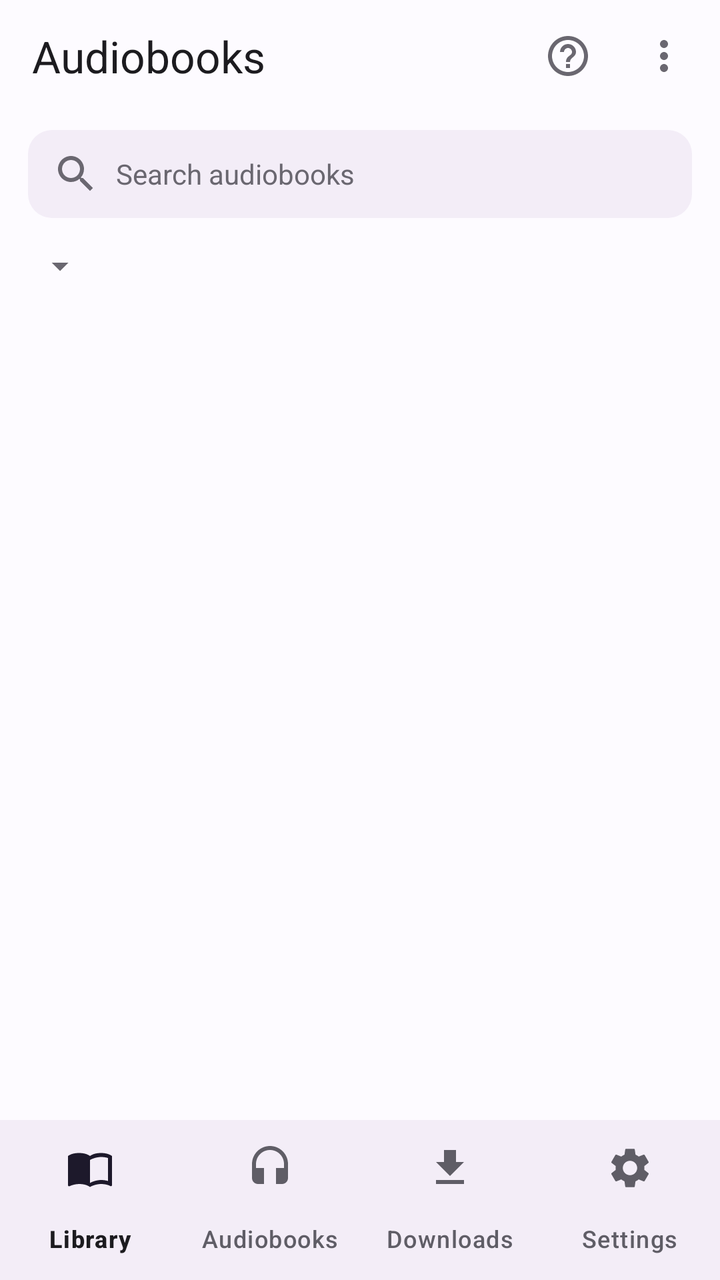
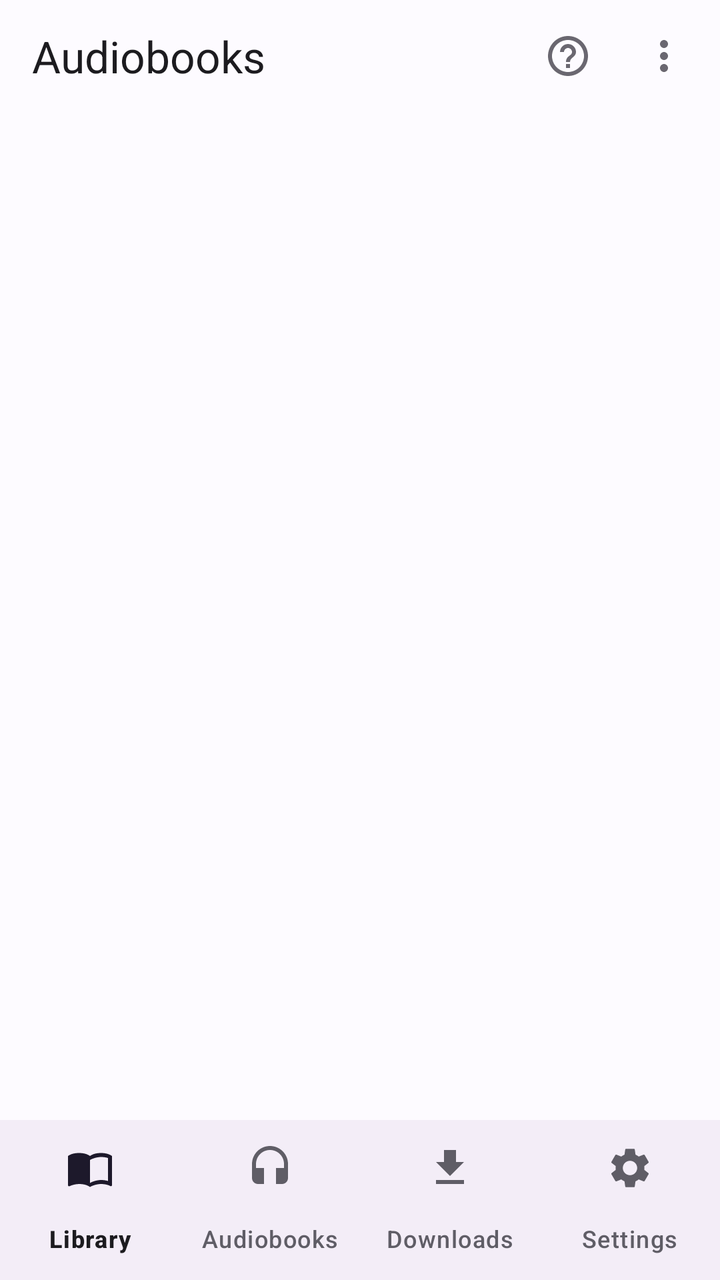

Screens rendered from an Android XML layout before and after an edit, with the pre-edit source and the edit as a unified diff.
<!-- AndroidManifest.xml: application theme AppTheme -->
<!-- res/layout/activity_library.xml -->
<?xml version="1.0" encoding="utf-8"?>
<LinearLayout
    xmlns:android="http://schemas.android.com/apk/res/android"
    xmlns:app="http://schemas.android.com/apk/res-auto"
    android:layout_width="match_parent"
    android:layout_height="match_parent"
    android:orientation="vertical"
    android:background="@color/color_background"
    android:fitsSystemWindows="true">

    
    <LinearLayout
        android:layout_width="match_parent"
        android:layout_height="56dp"
        android:orientation="horizontal"
        android:paddingStart="16dp"
        android:paddingEnd="4dp"
        android:gravity="center_vertical"
        android:background="@color/color_background">

        <ImageButton
            android:id="@+id/btnVoltarLibrary"
            android:layout_width="0dp"
            android:layout_height="0dp"
            android:visibility="gone"
            android:contentDescription="@string/cd_voltar"/>

        <TextView
            android:layout_width="0dp"
            android:layout_height="wrap_content"
            android:layout_weight="1"
            android:text="@string/nav_audiobooks"
            android:textSize="22sp"
            android:textColor="@color/color_on_surface"
            android:maxLines="2"
            android:ellipsize="end"/>

        <ImageButton
            android:id="@+id/btnAjudaLibrary"
            android:layout_width="48dp"
            android:layout_height="48dp"
            android:background="@android:color/transparent"
            android:src="@drawable/ic_ajuda"
            app:tint="@color/color_on_surface_dim"
            android:contentDescription="@string/cd_ajuda"
            android:tooltipText="@string/cd_ajuda"/>

        
        <ImageButton
            android:id="@+id/btnMaisLibrary"
            android:layout_width="48dp"
            android:layout_height="48dp"
            android:background="@android:color/transparent"
            android:src="@drawable/ic_mais"
            app:tint="@color/color_on_surface_dim"
            android:contentDescription="@string/cd_mais_opcoes"
            android:tooltipText="@string/cd_mais_opcoes"/>

    </LinearLayout>

    <View
        android:layout_width="match_parent"
        android:layout_height="1dp"
        android:background="@color/color_divider"/>

    <include layout="@layout/view_cartao_gerando_agora"/>

    
    <EditText
        android:id="@+id/etBuscaLibrary"
        android:layout_width="match_parent"
        android:layout_height="wrap_content"
        android:layout_marginStart="14dp"
        android:layout_marginEnd="14dp"
        android:layout_marginTop="8dp"
        android:background="@drawable/bg_card"
        android:paddingStart="12dp"
        android:paddingEnd="12dp"
        android:paddingTop="10dp"
        android:paddingBottom="10dp"
        android:drawableStart="@drawable/ic_buscar"
        android:drawableTint="@color/color_on_surface_dim"
        android:drawablePadding="8dp"
        android:hint="@string/library_search_hint"
        android:textColorHint="@color/color_on_surface_dim"
        android:textColor="@color/color_on_surface"
        android:textSize="14sp"
        android:inputType="text"
        android:imeOptions="actionSearch"
        android:singleLine="true"
        android:maxLines="1"
        android:contentDescription="@string/library_search_hint"/>

    
    <TextView
        android:id="@+id/tvOrdenar"
        android:layout_width="wrap_content"
        android:layout_height="wrap_content"
        android:minHeight="48dp"
        android:layout_marginStart="8dp"
        android:paddingStart="8dp"
        android:paddingEnd="8dp"
        android:gravity="center_vertical"
        android:background="?attr/selectableItemBackground"
        android:drawableEnd="@drawable/ic_seta_baixo"
        android:drawableTint="@color/color_on_surface_dim"
        android:drawablePadding="4dp"
        android:textSize="13sp"
        android:textColor="@color/color_on_surface_dim"/>

    
    <ProgressBar
        android:id="@+id/progressBarLibrary"
        android:layout_width="wrap_content"
        android:layout_height="wrap_content"
        android:layout_gravity="center"
        android:layout_weight="1"
        android:visibility="gone"/>

    
    <androidx.recyclerview.widget.RecyclerView
        android:id="@+id/recyclerViewLibrary"
        android:layout_width="match_parent"
        android:layout_height="0dp"
        android:layout_weight="1"
        android:paddingTop="8dp"
        android:paddingBottom="8dp"
        android:overScrollMode="never"
        android:scrollbars="none"
        android:clipToPadding="false"/>

    
    <LinearLayout
        android:id="@+id/layoutVazio"
        android:layout_width="match_parent"
        android:layout_height="0dp"
        android:layout_weight="1"
        android:orientation="vertical"
        android:gravity="center"
        android:visibility="gone">

        <ScrollView
            android:layout_width="match_parent"
            android:layout_height="match_parent"
            android:fillViewport="true">

        <LinearLayout
            android:layout_width="match_parent"
            android:layout_height="wrap_content"
            android:orientation="vertical"
            android:gravity="center">

        <ImageView
            android:layout_width="@dimen/vazio_icone"
            android:layout_height="@dimen/vazio_icone"
            android:src="@drawable/ic_empty_audiobooks"
            android:layout_marginBottom="@dimen/vazio_icone_margem"
            android:contentDescription="@null"/>


        <TextView
            android:id="@+id/tvMsgVazio"
            android:layout_width="match_parent"
            android:layout_height="wrap_content"
            android:gravity="center"
            android:paddingStart="32dp"
            android:paddingEnd="32dp"
            android:text="@string/msg_nenhum_audiobook"
            android:textColor="@color/color_on_surface_medium"
            android:textSize="16sp"
            android:layout_marginBottom="8dp"/>

        <TextView
            android:id="@+id/tvSubMsgVazio"
            android:layout_width="match_parent"
            android:layout_height="wrap_content"
            android:gravity="center"
            android:paddingStart="32dp"
            android:paddingEnd="32dp"
            android:text="@string/msg_converta_livro"
            android:textColor="@color/color_on_surface_dim"
            android:textSize="13sp"/>

        <Button
            android:id="@+id/btnEscolherLivroVazio"
            android:layout_width="wrap_content"
            android:layout_height="wrap_content"
            android:layout_marginTop="20dp"
            android:text="@string/lib_vazio_escolher_livro"
            android:textAllCaps="false"/>

        <Button
            android:id="@+id/btnImportarVazio"
            style="@style/Widget.Material3.Button.TextButton"
            android:layout_width="wrap_content"
            android:layout_height="wrap_content"
            android:text="@string/lib_importar_audio"
            android:textAllCaps="false"/>

        <Button
            android:id="@+id/btnPermissaoVazio"
            style="?attr/materialButtonOutlinedStyle"
            android:layout_width="wrap_content"
            android:layout_height="wrap_content"
            android:layout_marginTop="12dp"
            android:text="@string/library_perm_acao"
            android:textAllCaps="false"
            android:visibility="gone"/>

        </LinearLayout>

        </ScrollView>

    </LinearLayout>

    
    <include
        layout="@layout/view_mini_player"
        android:layout_width="match_parent"
        android:layout_height="wrap_content"/>

    <include layout="@layout/view_barra_navegacao"/>

</LinearLayout>
<!-- res/layout/view_cartao_gerando_agora.xml (included above) -->
<?xml version="1.0" encoding="utf-8"?>
<com.google.android.material.card.MaterialCardView
    xmlns:android="http://schemas.android.com/apk/res/android"
    xmlns:app="http://schemas.android.com/apk/res-auto"
    android:id="@+id/cartaoGerandoAgora"
    android:layout_width="match_parent"
    android:layout_height="wrap_content"
    android:layout_marginStart="16dp"
    android:layout_marginEnd="16dp"
    android:layout_marginTop="8dp"
    android:layout_marginBottom="4dp"
    android:clickable="true"
    android:focusable="true"
    android:visibility="gone"
    app:cardBackgroundColor="@color/color_surface"
    app:cardCornerRadius="12dp"
    app:cardElevation="0dp"
    app:strokeWidth="0dp">

    <LinearLayout
        android:layout_width="match_parent"
        android:layout_height="wrap_content"
        android:orientation="vertical"
        android:paddingStart="16dp"
        android:paddingEnd="16dp"
        android:paddingTop="12dp"
        android:paddingBottom="12dp">

        <LinearLayout
            android:layout_width="match_parent"
            android:layout_height="wrap_content"
            android:orientation="horizontal"
            android:gravity="center_vertical">

            <LinearLayout
                android:layout_width="0dp"
                android:layout_height="wrap_content"
                android:layout_weight="1"
                android:orientation="vertical">

                <TextView
                    android:id="@+id/tvGerandoAgoraRotulo"
                    android:layout_width="match_parent"
                    android:layout_height="wrap_content"
                    android:textColor="?attr/colorPrimary"
                    android:textSize="12sp"
                    android:textAllCaps="true"
                    android:letterSpacing="0.08"/>

                <TextView
                    android:id="@+id/tvGerandoAgoraTexto"
                    android:layout_width="match_parent"
                    android:layout_height="wrap_content"
                    android:layout_marginTop="2dp"
                    android:maxLines="1"
                    android:ellipsize="end"
                    android:textColor="@color/color_on_surface"
                    android:textSize="15sp"/>
            </LinearLayout>

            <TextView
                android:layout_width="wrap_content"
                android:layout_height="wrap_content"
                android:layout_marginStart="12dp"
                android:text="@string/gerando_agora_ver"
                android:textColor="?attr/colorPrimary"
                android:textSize="14sp"/>
        </LinearLayout>

        <ProgressBar
            android:id="@+id/pbGerandoAgora"
            style="?android:attr/progressBarStyleHorizontal"
            android:layout_width="match_parent"
            android:layout_height="6dp"
            android:layout_marginTop="10dp"
            android:max="100"
            android:progressTint="?attr/colorPrimary"
            android:progressBackgroundTint="@color/color_divider"/>
    </LinearLayout>
</com.google.android.material.card.MaterialCardView>
<!-- res/layout/view_mini_player.xml (included above) -->
<?xml version="1.0" encoding="utf-8"?>
<LinearLayout
    xmlns:android="http://schemas.android.com/apk/res/android"
    xmlns:app="http://schemas.android.com/apk/res-auto"
    android:id="@+id/miniPlayerRoot"
    android:layout_width="match_parent"
    android:layout_height="wrap_content"
    android:orientation="vertical"
    android:background="@color/color_surface"
    android:elevation="8dp"
    android:visibility="gone">

    <View
        android:layout_width="match_parent"
        android:layout_height="1dp"
        android:background="@color/color_divider"/>

    
    <LinearLayout
        android:id="@+id/guidedIndicatorBar"
        android:layout_width="match_parent"
        android:layout_height="52dp"
        android:orientation="horizontal"
        android:gravity="center_vertical"
        android:paddingStart="14dp"
        android:paddingEnd="8dp"
        android:background="@color/color_surface"
        android:visibility="gone">

        <TextView
            android:id="@+id/guidedIndicatorText"
            android:layout_width="0dp"
            android:layout_height="wrap_content"
            android:layout_weight="1"
            android:maxLines="1"
            android:ellipsize="end"
            android:textSize="13sp"
            android:textStyle="bold"
            android:textColor="@color/color_on_surface"/>

        <ImageButton
            android:id="@+id/guidedIndicatorPlayPause"
            android:layout_width="48dp"
            android:layout_height="48dp"
            android:layout_marginEnd="4dp"
            android:background="@drawable/bg_botao_tocar"
            android:padding="12dp"
            android:src="@drawable/ic_player_pause"
            app:tint="?attr/colorOnPrimary"
            android:contentDescription="@string/cd_play_pause"
            android:tooltipText="@string/cd_play_pause"/>

        
        <ImageButton
            android:id="@+id/guidedIndicatorFechar"
            android:layout_width="48dp"
            android:layout_height="48dp"
            android:background="@android:color/transparent"
            android:padding="8dp"
            android:src="@drawable/ic_player_fechar"
            app:tint="@color/color_on_surface_muted"
            android:contentDescription="@string/cd_fechar_leitura_guiada"
            android:tooltipText="@string/cd_fechar_leitura_guiada"/>

    </LinearLayout>

    <LinearLayout
        android:id="@+id/miniPlayerBar"
        android:layout_width="match_parent"
        android:layout_height="56dp"
        android:orientation="horizontal"
        android:gravity="center_vertical"
        android:paddingStart="12dp"
        android:paddingEnd="8dp">

        <TextView
            android:id="@+id/miniPlayerNome"
            android:layout_width="0dp"
            android:layout_height="wrap_content"
            android:layout_weight="1"
            android:maxLines="1"
            android:ellipsize="end"
            android:textSize="13sp"
            android:textStyle="bold"
            android:textColor="@color/color_on_surface"/>

        <ImageButton
            android:id="@+id/miniPlayerPlayPause"
            android:layout_width="48dp"
            android:layout_height="48dp"
            android:layout_marginEnd="4dp"
            android:background="@drawable/bg_botao_tocar"
            android:padding="12dp"
            android:src="@drawable/ic_player_play"
            app:tint="?attr/colorOnPrimary"
            android:contentDescription="@string/cd_play_pause"
            android:tooltipText="@string/cd_play_pause"/>

        <ImageButton
            android:id="@+id/miniPlayerExpandir"
            android:layout_width="48dp"
            android:layout_height="48dp"
            android:background="@android:color/transparent"
            android:padding="6dp"
            android:src="@android:drawable/arrow_up_float"
            app:tint="@color/color_on_surface_muted"
            android:contentDescription="@string/cd_expandir_player"
            android:tooltipText="@string/cd_expandir_player"/>

        
        <ImageButton
            android:id="@+id/miniPlayerFechar"
            android:layout_width="48dp"
            android:layout_height="48dp"
            android:background="@android:color/transparent"
            android:padding="8dp"
            android:src="@drawable/ic_player_fechar"
            app:tint="@color/color_on_surface_muted"
            android:contentDescription="@string/cd_fechar_player"
            android:tooltipText="@string/cd_fechar_player"/>

    </LinearLayout>

    <LinearLayout
        android:id="@+id/miniPlayerExpanded"
        android:layout_width="match_parent"
        android:layout_height="wrap_content"
        android:orientation="vertical"
        android:paddingStart="12dp"
        android:paddingEnd="12dp"
        android:paddingBottom="8dp"
        android:visibility="gone">

        <TextView
            android:id="@+id/miniPlayerTempo"
            android:layout_width="match_parent"
            android:layout_height="wrap_content"
            android:gravity="end"
            android:textSize="12sp"
            android:textColor="@color/color_on_surface_muted"
            android:text="@string/tempo_inicial"/>

        <SeekBar
            android:id="@+id/miniPlayerSeek"
            android:contentDescription="@string/cd_posicao_audio"
            android:layout_width="match_parent"
            android:layout_height="wrap_content"
            android:progressTint="@color/color_primary"/>

        
        <LinearLayout
            android:layout_width="match_parent"
            android:layout_height="wrap_content"
            android:gravity="center"
            android:orientation="horizontal"
            android:layout_marginTop="4dp">

            <Button
                android:id="@+id/miniPlayerRecuar"
                style="@style/Widget.Material3.Button.TextButton"
                android:layout_width="0dp"
                android:layout_height="wrap_content"
                android:layout_weight="1"
                android:minWidth="0dp"
                android:text="@string/mini_player_recuar"
                android:textColor="@color/color_on_surface"
                android:textSize="15sp"/>

            <ImageButton
                android:id="@+id/miniPlayerPlayPauseGrande"
                android:layout_width="56dp"
                android:layout_height="56dp"
                android:padding="14dp"
                android:background="@drawable/bg_botao_tocar"
                android:src="@drawable/ic_player_play"
                app:tint="?attr/colorOnPrimary"
                android:contentDescription="@string/cd_play_pause"
                android:tooltipText="@string/cd_play_pause"/>

            <Button
                android:id="@+id/miniPlayerAvancar"
                style="@style/Widget.Material3.Button.TextButton"
                android:layout_width="0dp"
                android:layout_height="wrap_content"
                android:layout_weight="1"
                android:minWidth="0dp"
                android:text="@string/mini_player_avancar"
                android:textColor="@color/color_on_surface"
                android:textSize="15sp"/>

        </LinearLayout>

        <LinearLayout
            android:layout_width="match_parent"
            android:layout_height="wrap_content"
            android:orientation="horizontal"
            android:layout_marginTop="4dp">

            <Button
                android:id="@+id/miniPlayerVel075"
                style="@style/Widget.Material3.Button.TextButton"
                android:layout_width="0dp"
                android:layout_height="wrap_content"
                android:layout_weight="1"
                android:minWidth="0dp"
                android:paddingStart="2dp"
                android:paddingEnd="2dp"
                android:maxLines="1"
                android:text="@string/mini_player_vel_075"
                android:textColor="@color/color_on_surface"
                android:textSize="13sp"/>

            <Button
                android:id="@+id/miniPlayerVel100"
                style="@style/Widget.Material3.Button.TextButton"
                android:layout_width="0dp"
                android:layout_height="wrap_content"
                android:layout_weight="1"
                android:minWidth="0dp"
                android:paddingStart="2dp"
                android:paddingEnd="2dp"
                android:maxLines="1"
                android:text="@string/mini_player_vel_100"
                android:textColor="@color/color_on_surface"
                android:textSize="13sp"/>

            <Button
                android:id="@+id/miniPlayerVel125"
                style="@style/Widget.Material3.Button.TextButton"
                android:layout_width="0dp"
                android:layout_height="wrap_content"
                android:layout_weight="1"
                android:minWidth="0dp"
                android:paddingStart="2dp"
                android:paddingEnd="2dp"
                android:maxLines="1"
                android:text="@string/mini_player_vel_125"
                android:textColor="@color/color_on_surface"
                android:textSize="13sp"/>

            <Button
                android:id="@+id/miniPlayerVel150"
                style="@style/Widget.Material3.Button.TextButton"
                android:layout_width="0dp"
                android:layout_height="wrap_content"
                android:layout_weight="1"
                android:minWidth="0dp"
                android:paddingStart="2dp"
                android:paddingEnd="2dp"
                android:maxLines="1"
                android:text="@string/mini_player_vel_150"
                android:textColor="@color/color_on_surface"
                android:textSize="13sp"/>

            <Button
                android:id="@+id/miniPlayerVel200"
                style="@style/Widget.Material3.Button.TextButton"
                android:layout_width="0dp"
                android:layout_height="wrap_content"
                android:layout_weight="1"
                android:minWidth="0dp"
                android:paddingStart="2dp"
                android:paddingEnd="2dp"
                android:maxLines="1"
                android:text="@string/mini_player_vel_200"
                android:textColor="@color/color_on_surface"
                android:textSize="13sp"/>

        </LinearLayout>

        <LinearLayout
            android:layout_width="match_parent"
            android:layout_height="wrap_content"
            android:orientation="horizontal"
            android:layout_marginTop="4dp">

            <Button
                android:id="@+id/miniPlayerSleepTimer"
                style="@style/Widget.Material3.Button.TextButton"
                android:layout_width="0dp"
                android:layout_height="wrap_content"
                android:layout_weight="1"
                android:minWidth="0dp"
                android:maxLines="1"
                android:text="😴"
                android:textSize="14sp"
                android:textColor="@color/color_on_surface"
                android:contentDescription="@string/cd_sleep_timer"/>

            <Button
                android:id="@+id/miniPlayerLerLivro"
                android:layout_width="0dp"
                android:layout_weight="1"
                android:minWidth="0dp"
                android:maxLines="2"
                android:layout_height="wrap_content"
                android:text="@string/mini_player_ler_livro"
                android:textColor="@color/color_on_surface"
                android:textSize="14sp"
                android:visibility="gone"
                style="@style/Widget.Material3.Button.TextButton"/>

            <Button
                android:id="@+id/miniPlayerCapitulos"
                android:layout_width="0dp"
                android:layout_weight="1"
                android:minWidth="0dp"
                android:maxLines="2"
                android:layout_height="wrap_content"
                android:text="@string/action_capitulos"
                android:textColor="@color/color_on_surface"
                android:textSize="14sp"
                android:visibility="gone"
                style="@style/Widget.Material3.Button.TextButton"/>

        </LinearLayout>

    </LinearLayout>

</LinearLayout>
<!-- res/layout/view_barra_navegacao.xml (included above) -->
<?xml version="1.0" encoding="utf-8"?>
<com.google.android.material.bottomnavigation.BottomNavigationView
    xmlns:android="http://schemas.android.com/apk/res/android"
    xmlns:app="http://schemas.android.com/apk/res-auto"
    android:id="@+id/navPrincipal"
    android:layout_width="match_parent"
    android:layout_height="wrap_content"
    android:background="?attr/lylyBarraNavegacao"
    app:menu="@menu/menu_navegacao_principal"
    app:labelVisibilityMode="labeled"/>
<!-- resources referenced by this layout -->
<resources>
  <dimen name="vazio_icone">72dp</dimen>
  <dimen name="vazio_icone_margem">16dp</dimen>
  <!-- drawable bg_botao_tocar (drawable) -->
  <?xml version="1.0" encoding="utf-8"?>
  <shape xmlns:android="http://schemas.android.com/apk/res/android"
      android:shape="oval">
      <solid android:color="?attr/colorPrimary"/>
  </shape>
  <!-- drawable bg_card (drawable) -->
  <?xml version="1.0" encoding="utf-8"?>
  <shape xmlns:android="http://schemas.android.com/apk/res/android"
      android:shape="rectangle">
      <solid android:color="@color/color_surface"/>
      <corners android:radius="12dp"/>
  </shape>
  <!-- drawable ic_player_pause (drawable) -->
  <?xml version="1.0" encoding="utf-8"?>
  <vector xmlns:android="http://schemas.android.com/apk/res/android"
      android:width="24dp"
      android:height="24dp"
      android:viewportWidth="24"
      android:viewportHeight="24">
      <path
          android:fillColor="#FFFFFFFF"
          android:pathData="M6,19h4V5H6v14zM14,5v14h4V5h-4z"/>
  </vector>
  <!-- drawable ic_player_play (drawable) -->
  <?xml version="1.0" encoding="utf-8"?>
  <vector xmlns:android="http://schemas.android.com/apk/res/android"
      android:width="24dp"
      android:height="24dp"
      android:viewportWidth="24"
      android:viewportHeight="24">
      <path
          android:fillColor="#FFFFFFFF"
          android:pathData="M8,5v14l11,-7z"/>
  </vector>
  <!-- drawable ic_seta_baixo (drawable) -->
  <?xml version="1.0" encoding="utf-8"?>
  <vector xmlns:android="http://schemas.android.com/apk/res/android"
      android:width="20dp"
      android:height="20dp"
      android:viewportWidth="24"
      android:viewportHeight="24">
      <path
          android:fillColor="#FFFFFFFF"
          android:pathData="M7,10l5,5 5,-5z"/>
  </vector>
  <string name="action_capitulos">Chapters</string>
  <string name="cd_ajuda">Help</string>
  <string name="cd_expandir_player">Expand player</string>
  <string name="cd_fechar_leitura_guiada">Close guided reading</string>
  <string name="cd_fechar_player">Close player</string>
  <string name="cd_mais_opcoes">More options</string>
  <string name="cd_play_pause">Play/Pause</string>
  <string name="cd_posicao_audio">Playback position</string>
  <string name="cd_sleep_timer">Sleep timer</string>
  <string name="cd_voltar">Back</string>
  <string name="gerando_agora_ver">View</string>
  <string name="lib_importar_audio">Import an audio file I already have</string>
  <string name="lib_vazio_escolher_livro">Choose a book</string>
  <string name="library_perm_acao">Grant access</string>
  <string name="library_search_hint">Search audiobooks</string>
  <string name="mini_player_avancar">+15s</string>
  <string name="mini_player_ler_livro">📖 Read this book</string>
  <string name="mini_player_recuar">-15s</string>
  <string name="mini_player_vel_075">0.75x</string>
  <string name="mini_player_vel_100">1x</string>
  <string name="mini_player_vel_125">1.25x</string>
  <string name="mini_player_vel_150">1.5x</string>
  <string name="mini_player_vel_200">2x</string>
  <string name="msg_converta_livro">Audiobooks you create show up here. Pick a book in the Library and tap Generate audiobook.</string>
  <string name="msg_nenhum_audiobook">No audiobooks yet</string>
  <string name="nav_audiobooks">Audiobooks</string>
  <string name="tempo_inicial">0:00 / 0:00</string>
  <style name="LylyTransicao">
          <item name="android:activityOpenEnterAnimation">@anim/fade_in</item>
          <item name="android:activityOpenExitAnimation">@anim/fade_out</item>
          <item name="android:activityCloseEnterAnimation">@anim/fade_in</item>
          <item name="android:activityCloseExitAnimation">@anim/fade_out</item>
      </style>
  <style name="LylyFolhaDialogo" parent="ThemeOverlay.Material3.BottomSheetDialog">
          <item name="bottomSheetStyle">@style/LylyFolha</item>
      </style>
  <style name="LylyFolha" parent="Widget.Material3.BottomSheet.Modal">
          <item name="behavior_skipCollapsed">true</item>
      </style>
  <!-- unchanged entries left out for length: 8 -->
</resources>

<!-- the commit's change to res/layout/activity_library.xml (unified diff, before → after) -->
@@ -26,6 +26,7 @@
             android:contentDescription="@string/cd_voltar"/>
 
         <TextView
+            android:id="@+id/tvTituloLibrary"
             android:layout_width="0dp"
             android:layout_height="wrap_content"
             android:layout_weight="1"
@@ -35,6 +36,22 @@
             android:maxLines="2"
             android:ellipsize="end"/>
 
+        
+        <EditText
+            android:id="@+id/etBuscaLibrary"
+            android:layout_width="0dp"
+            android:layout_height="48dp"
+            android:layout_weight="1"
+            android:hint="@string/library_search_hint"
+            android:imeOptions="actionSearch"
+            android:inputType="text"
+            android:maxLines="1"
+            android:textColor="@color/color_on_surface"
+            android:textSize="16sp"
+            android:visibility="gone"
+            android:importantForAutofill="no"
+            android:contentDescription="@string/library_search_hint"/>
+
         <ImageButton
             android:id="@+id/btnAjudaLibrary"
             android:layout_width="48dp"
@@ -47,6 +64,30 @@
 
         
         <ImageButton
+            android:id="@+id/btnBuscarLibrary"
+            android:layout_width="48dp"
+            android:layout_height="48dp"
+            android:background="@android:color/transparent"
+            android:src="@drawable/ic_buscar"
+            app:tint="@color/color_on_surface_dim"
+            android:contentDescription="@string/library_search_hint"
+            android:tooltipText="@string/library_search_hint"
+            android:visibility="gone"/>
+
+        
+        <ImageButton
+            android:id="@+id/btnOrdenarLibrary"
+            android:layout_width="48dp"
+            android:layout_height="48dp"
+            android:background="@android:color/transparent"
+            android:src="@drawable/ic_ordenar"
+            app:tint="@color/color_on_surface_dim"
+            android:contentDescription="@string/bib_ordenar"
+            android:tooltipText="@string/bib_ordenar"
+            android:visibility="gone"/>
+
+        
+        <ImageButton
             android:id="@+id/btnMaisLibrary"
             android:layout_width="48dp"
             android:layout_height="48dp"
@@ -66,47 +107,17 @@
     <include layout="@layout/view_cartao_gerando_agora"/>
 
     
-    <EditText
-        android:id="@+id/etBuscaLibrary"
+    <TextView
+        android:id="@+id/tvResumoLibrary"
         android:layout_width="match_parent"
         android:layout_height="wrap_content"
-        android:layout_marginStart="14dp"
-        android:layout_marginEnd="14dp"
-        android:layout_marginTop="8dp"
-        android:background="@drawable/bg_card"
-        android:paddingStart="12dp"
-        android:paddingEnd="12dp"
-        android:paddingTop="10dp"
-        android:paddingBottom="10dp"
-        android:drawableStart="@drawable/ic_buscar"
-        android:drawableTint="@color/color_on_surface_dim"
-        android:drawablePadding="8dp"
-        android:hint="@string/library_search_hint"
-        android:textColorHint="@color/color_on_surface_dim"
-        android:textColor="@color/color_on_surface"
-        android:textSize="14sp"
-        android:inputType="text"
-        android:imeOptions="actionSearch"
-        android:singleLine="true"
-        android:maxLines="1"
-        android:contentDescription="@string/library_search_hint"/>
-
-    
-    <TextView
-        android:id="@+id/tvOrdenar"
-        android:layout_width="wrap_content"
-        android:layout_height="wrap_content"
-        android:minHeight="48dp"
-        android:layout_marginStart="8dp"
-        android:paddingStart="8dp"
-        android:paddingEnd="8dp"
-        android:gravity="center_vertical"
-        android:background="?attr/selectableItemBackground"
-        android:drawableEnd="@drawable/ic_seta_baixo"
-        android:drawableTint="@color/color_on_surface_dim"
-        android:drawablePadding="4dp"
+        android:paddingStart="14dp"
+        android:paddingEnd="14dp"
+        android:paddingTop="8dp"
+        android:paddingBottom="4dp"
         android:textSize="13sp"
-        android:textColor="@color/color_on_surface_dim"/>
+        android:textColor="@color/color_on_surface_dim"
+        android:visibility="gone"/>
 
     
     <ProgressBar
<!-- resource entries referenced after the edit -->
@@ -8,13 +8,17 @@
       android:shape="oval">
       <solid android:color="?attr/colorPrimary"/>
   </shape>
-  <!-- drawable bg_card (drawable) -->
+  <!-- drawable ic_ordenar (drawable) -->
   <?xml version="1.0" encoding="utf-8"?>
-  <shape xmlns:android="http://schemas.android.com/apk/res/android"
-      android:shape="rectangle">
-      <solid android:color="@color/color_surface"/>
-      <corners android:radius="12dp"/>
-  </shape>
+  <vector xmlns:android="http://schemas.android.com/apk/res/android"
+      android:width="24dp"
+      android:height="24dp"
+      android:viewportWidth="24"
+      android:viewportHeight="24">
+      <path
+          android:fillColor="#FFFFFFFF"
+          android:pathData="M3,18h6v-2L3,16v2zM3,6v2h18L21,6L3,6zM3,13h12v-2L3,11v2z"/>
+  </vector>
   <!-- drawable ic_player_pause (drawable) -->
   <?xml version="1.0" encoding="utf-8"?>
   <vector xmlns:android="http://schemas.android.com/apk/res/android"
@@ -37,18 +41,8 @@
           android:fillColor="#FFFFFFFF"
           android:pathData="M8,5v14l11,-7z"/>
   </vector>
-  <!-- drawable ic_seta_baixo (drawable) -->
-  <?xml version="1.0" encoding="utf-8"?>
-  <vector xmlns:android="http://schemas.android.com/apk/res/android"
-      android:width="20dp"
-      android:height="20dp"
-      android:viewportWidth="24"
-      android:viewportHeight="24">
-      <path
-          android:fillColor="#FFFFFFFF"
-          android:pathData="M7,10l5,5 5,-5z"/>
-  </vector>
   <string name="action_capitulos">Chapters</string>
+  <string name="bib_ordenar">Sort by…</string>
   <string name="cd_ajuda">Help</string>
   <string name="cd_expandir_player">Expand player</string>
   <string name="cd_fechar_leitura_guiada">Close guided reading</string>
